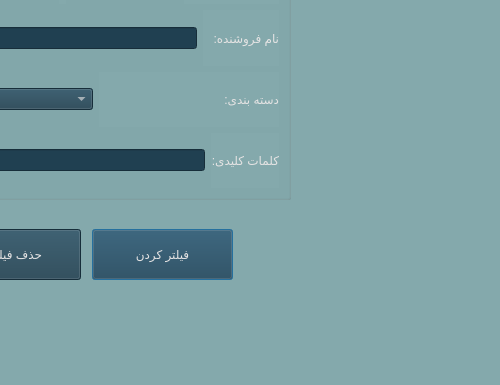
First picture: the form in Project_Ap/super_filter.ui, repository AP-projects-4001/metagoofill, before the edit; both pictures show x 300 to 800 and y 231 to 616 of the 800 by 616 pixel window.
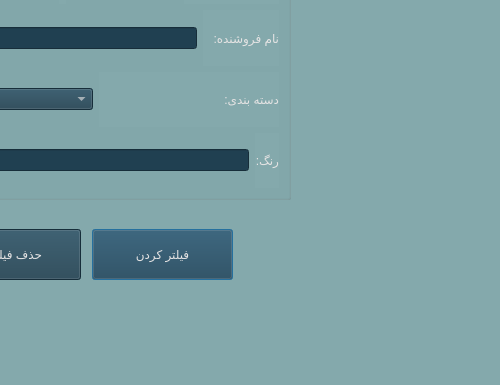
Second picture: the form after the edit.

```diff
--- a/Project_Ap/super_filter.ui
+++ b/Project_Ap/super_filter.ui
@@ -259,7 +259,7 @@
 </string>
         </property>
         <property name="text">
-         <string>کلمات کلیدی:</string>
+         <string>رنگ:</string>
         </property>
        </widget>
       </item>
```
